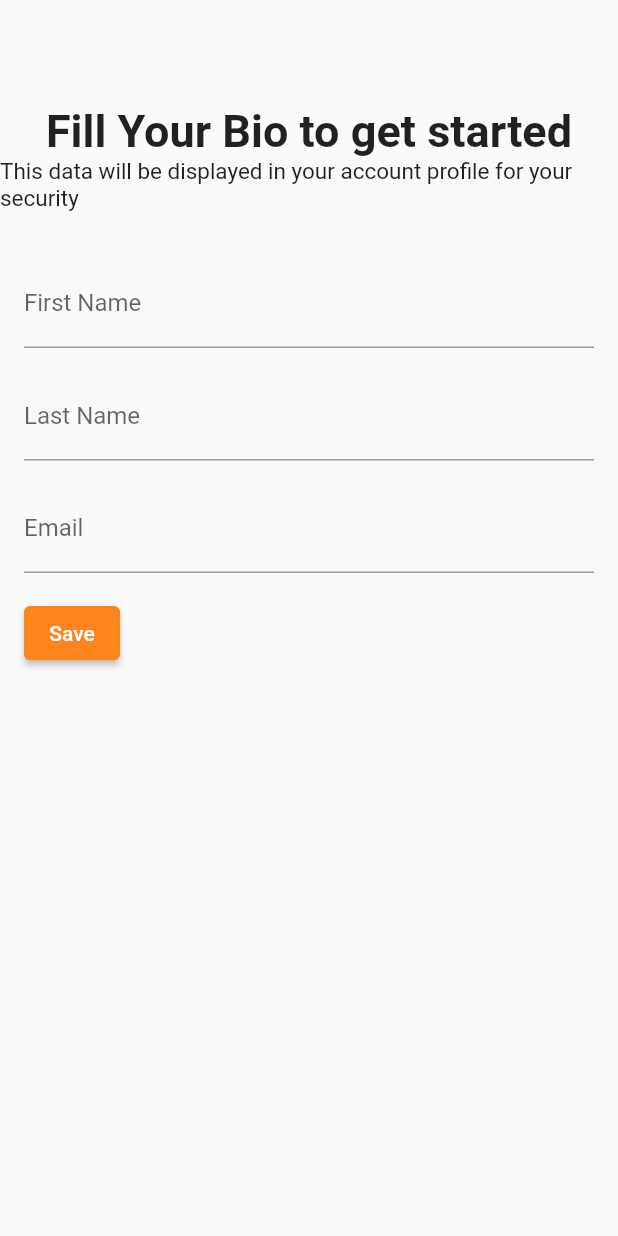
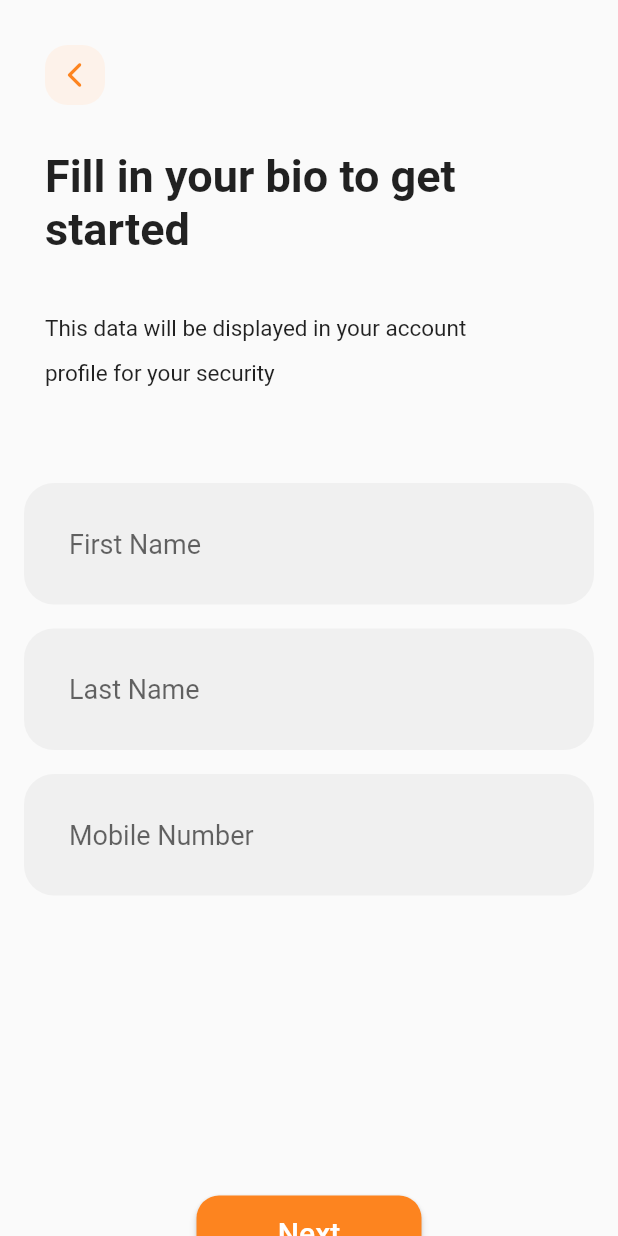
Before and after one commit to imperialrogers/Ghar-Jaisa, a Flutter app: the screen it shows after launch, on a phone screen of 412 x 824 dp. Run offline on Flutter 3.47's test engine with Material 2 defaults, Android fonts, the light colour scheme and no system bars.

Commit message:
completed add bio screen--not optimized

```diff
--- a/lib/main.dart
+++ b/lib/main.dart
@@ -1,3 +1,5 @@
+// ignore_for_file: unused_import
+
 import 'package:flutter/material.dart';
 import 'package:project_s4/screens/fill_bio.dart';
 import 'package:provider/provider.dart';
@@ -16,7 +18,10 @@ class MyApp extends StatelessWidget {
       debugShowCheckedModeBanner: false,
       title: 'Ghar Jaisa',
       theme: ThemeData(
-        primarySwatch: Colors.blue,
+        colorScheme: ColorScheme.fromSwatch().copyWith(
+          primary: const Color(0xFFfd841f),
+          secondary: Color.fromARGB(255, 253, 242, 234),
+        ),
       ),
       home: const FillBio(),
       routes: {
--- a/lib/screens/fill_bio.dart
+++ b/lib/screens/fill_bio.dart
@@ -1,3 +1,5 @@
+// ignore_for_file: unused_field
+
 import 'package:flutter/material.dart';
 
 class FillBio extends StatefulWidget {
@@ -19,20 +21,58 @@ class FillBioState extends State<FillBio> {
     return Scaffold(
       body: Column(
         children: [
-          const SizedBox(height: 70),
-          const Text(
-            'Fill Your Bio to get started',
+          Container(
+            padding: const EdgeInsets.all(30),
+            alignment: Alignment.centerLeft,
+            child: ClipRRect(
+              borderRadius: BorderRadius.circular(15.0),
+              child: Container(
+                height: 40.0,
+                width: 40.0,
+                color: const Color.fromARGB(255, 253, 242, 234),
+                child: const IconButton(
+                  onPressed: null,
+                  icon: Icon(
+                    Icons.arrow_back_ios_rounded,
+                    size: 20,
+                    color: Color(0xFFfd841f),
+                  ),
+                  alignment: Alignment.center,
+                ),
+              ),
+            ),
+          ),
+          const Padding(
+            padding: EdgeInsets.symmetric(
+              horizontal: 30,
+            ),
+            child: SizedBox(
+              width: double.infinity,
+              child: Text(
+                'Fill in your bio to get \nstarted',
                 style: TextStyle(
                   fontWeight: FontWeight.bold,
                   fontSize: 30,
                 ),
-            textAlign: TextAlign.left,
+                textAlign: TextAlign.start,
               ),
-          const Text(
-            'This data will be displayed in your account profile for your security',
+            ),
+          ),
+          const Padding(
+            padding: EdgeInsets.symmetric(
+              horizontal: 30,
+              vertical: 30,
+            ),
+            child: SizedBox(
+              width: double.infinity,
+              child: Text(
+                'This data will be displayed in your account\nprofile for your security',
                 textAlign: TextAlign.start,
                 style: TextStyle(
+                  height: 2,
                   fontSize: 15,
+                ),
+              ),
             ),
           ),
           Padding(
@@ -44,8 +84,20 @@ class FillBioState extends State<FillBio> {
                 children: [
                   const SizedBox(height: 16.0),
                   TextFormField(
-                    decoration: const InputDecoration(
-                      labelText: 'First Name',
+                    textAlign: TextAlign.left,
+                    keyboardType: TextInputType.text,
+                    decoration: InputDecoration(
+                      hintText: 'First Name',
+                      hintStyle: const TextStyle(fontSize: 18),
+                      border: OutlineInputBorder(
+                        borderRadius: BorderRadius.circular(20),
+                        borderSide: const BorderSide(
+                          width: 0,
+                          style: BorderStyle.none,
+                        ),
+                      ),
+                      filled: true,
+                      contentPadding: const EdgeInsets.all(30),
                     ),
                     validator: (value) {
                       if (value == null || value.isEmpty) {
@@ -59,8 +111,20 @@ class FillBioState extends State<FillBio> {
                   ),
                   const SizedBox(height: 16.0),
                   TextFormField(
-                    decoration: const InputDecoration(
-                      labelText: 'Last Name',
+                    textAlign: TextAlign.left,
+                    keyboardType: TextInputType.text,
+                    decoration: InputDecoration(
+                      hintText: 'Last Name',
+                      hintStyle: const TextStyle(fontSize: 18),
+                      border: OutlineInputBorder(
+                        borderRadius: BorderRadius.circular(20),
+                        borderSide: const BorderSide(
+                          width: 0,
+                          style: BorderStyle.none,
+                        ),
+                      ),
+                      filled: true,
+                      contentPadding: const EdgeInsets.all(30),
                     ),
                     validator: (value) {
                       if (value == null || value.isEmpty) {
@@ -74,8 +138,20 @@ class FillBioState extends State<FillBio> {
                   ),
                   const SizedBox(height: 16.0),
                   TextFormField(
-                    decoration: const InputDecoration(
-                      labelText: 'Email',
+                    textAlign: TextAlign.left,
+                    keyboardType: TextInputType.text,
+                    decoration: InputDecoration(
+                      hintText: 'Mobile Number',
+                      hintStyle: const TextStyle(fontSize: 18),
+                      border: OutlineInputBorder(
+                        borderRadius: BorderRadius.circular(20),
+                        borderSide: const BorderSide(
+                          width: 0,
+                          style: BorderStyle.none,
+                        ),
+                      ),
+                      filled: true,
+                      contentPadding: const EdgeInsets.all(30),
                     ),
                     validator: (value) {
                       if (value == null || value.isEmpty) {
@@ -87,9 +163,20 @@ class FillBioState extends State<FillBio> {
                       _email = value!;
                     },
                   ),
-                  const SizedBox(height: 16.0),
-                  ElevatedButton(
+                  const SizedBox(height: 200.0),
+                  Center(
+                    child: SizedBox(
+                      height: 50,
+                      width: 150,
+                      child: ElevatedButton(
                         style: const ButtonStyle(
+                          shape: MaterialStatePropertyAll(
+                            RoundedRectangleBorder(
+                              borderRadius:
+                                  BorderRadius.all(Radius.circular(15)),
+                            ),
+                          ),
+                          alignment: Alignment.center,
                           overlayColor: MaterialStatePropertyAll(
                               Color.fromARGB(255, 255, 196, 148)),
                           backgroundColor: MaterialStatePropertyAll(
@@ -102,7 +189,10 @@ class FillBioState extends State<FillBio> {
                             // Save account details to database or perform other actions here
                           }
                         },
-                    child: const Text('Save'),
+                        child:
+                            const Text('Next', style: TextStyle(fontSize: 20)),
+                      ),
+                    ),
                   ),
                 ],
               ),
--- a/lib/screens/login_screen.dart
+++ b/lib/screens/login_screen.dart
@@ -1,4 +1,4 @@
-// ignore_for_file: dead_code, no_leading_underscores_for_local_identifiers
+// ignore_for_file: dead_code, no_leading_underscores_for_local_identifiers, unused_import, duplicate_ignore
 
 import 'package:flutter/material.dart';
 import 'package:provider/provider.dart';
```
Also changed, not shown: 2 other files. Lines whose indentation alone changed are shown as unchanged.
